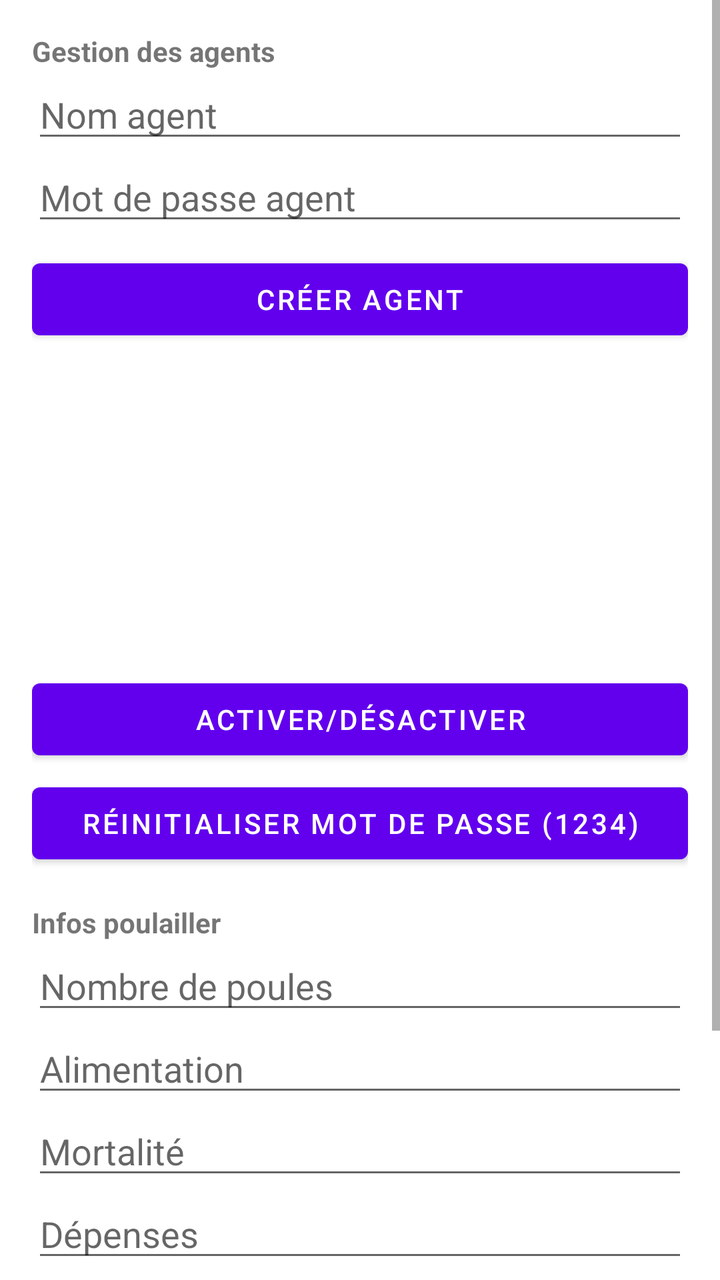
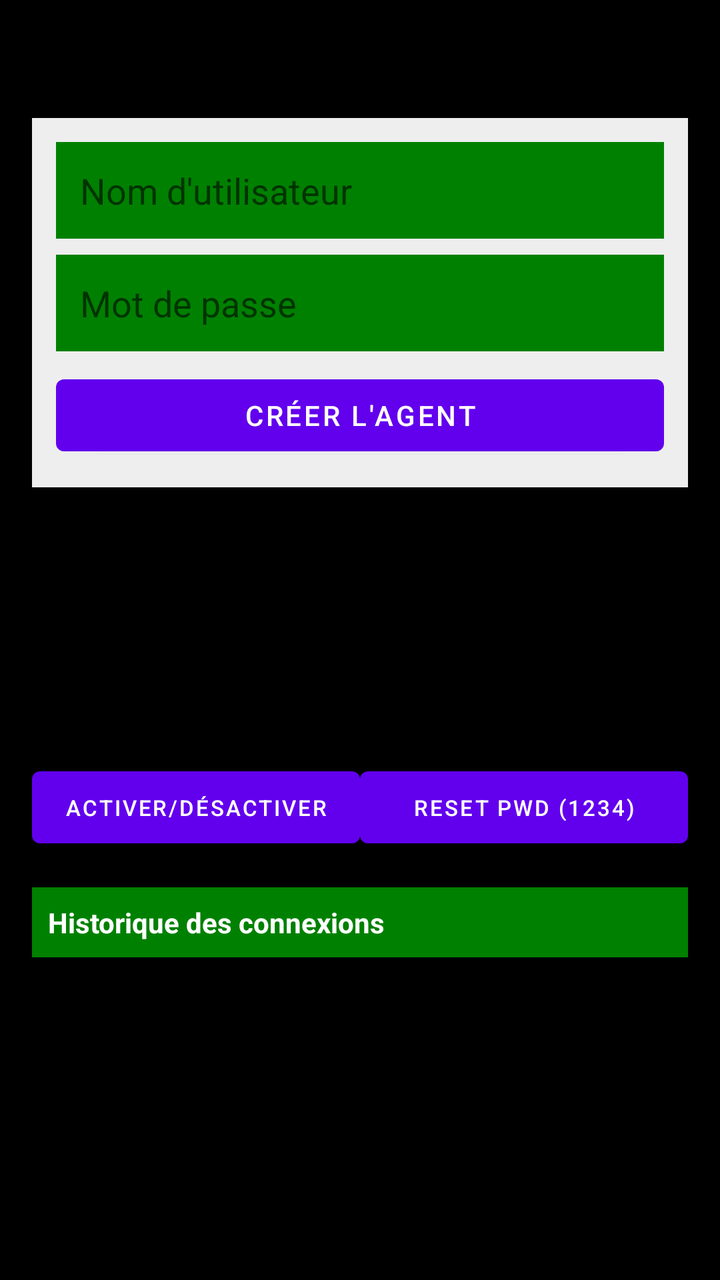

Before-and-after screenshots of an Android layout around one commit, followed by the original layout XML and the change that was made.
<!-- AndroidManifest.xml: application theme Theme.Poulailler_copilot -->
<!-- res/layout/activity_responsable.xml -->
<?xml version="1.0" encoding="utf-8"?>
<ScrollView xmlns:android="http://schemas.android.com/apk/res/android"
    android:layout_width="match_parent"
    android:layout_height="match_parent">

    <LinearLayout
        android:orientation="vertical"
        android:padding="16dp"
        android:layout_width="match_parent"
        android:layout_height="wrap_content">

        <TextView
            android:text="Gestion des agents"
            android:textStyle="bold"
            android:layout_width="wrap_content"
            android:layout_height="wrap_content"/>

        <EditText
            android:id="@+id/etAgentUsername"
            android:hint="Nom agent"
            android:layout_width="match_parent"
            android:layout_height="wrap_content"/>

        <EditText
            android:id="@+id/etAgentPassword"
            android:hint="Mot de passe agent"
            android:inputType="textPassword"
            android:layout_width="match_parent"
            android:layout_height="wrap_content"/>

        <Button
            android:id="@+id/btnCreateAgent"
            android:text="Créer agent"
            android:layout_width="match_parent"
            android:layout_height="wrap_content"
            android:layout_marginTop="8dp"/>

        <ListView
            android:id="@+id/lvAgents"
            android:choiceMode="singleChoice"
            android:layout_width="match_parent"
            android:layout_height="150dp"
            android:layout_marginTop="8dp"/>

        <Button
            android:id="@+id/btnToggleActive"
            android:text="Activer/Désactiver"
            android:layout_width="match_parent"
            android:layout_height="wrap_content"
            android:layout_marginTop="4dp"/>

        <Button
            android:id="@+id/btnResetPassword"
            android:text="Réinitialiser mot de passe (1234)"
            android:layout_width="match_parent"
            android:layout_height="wrap_content"
            android:layout_marginTop="4dp"/>

        <TextView
            android:text="Infos poulailler"
            android:textStyle="bold"
            android:layout_marginTop="16dp"
            android:layout_width="wrap_content"
            android:layout_height="wrap_content"/>

        <EditText
            android:id="@+id/etHensCount"
            android:hint="Nombre de poules"
            android:inputType="number"
            android:layout_width="match_parent"
            android:layout_height="wrap_content"/>

        <EditText
            android:id="@+id/etFeedInfo"
            android:hint="Alimentation"
            android:layout_width="match_parent"
            android:layout_height="wrap_content"/>

        <EditText
            android:id="@+id/etMortality"
            android:hint="Mortalité"
            android:inputType="number"
            android:layout_width="match_parent"
            android:layout_height="wrap_content"/>

        <EditText
            android:id="@+id/etExpenses"
            android:hint="Dépenses"
            android:inputType="numberDecimal"
            android:layout_width="match_parent"
            android:layout_height="wrap_content"/>

        <Button
            android:id="@+id/btnSaveFarmInfo"
            android:text="Enregistrer infos poulailler"
            android:layout_width="match_parent"
            android:layout_height="wrap_content"
            android:layout_marginTop="8dp"/>

        <TextView
            android:id="@+id/tvStats"
            android:text="Total œufs: 0"
            android:textStyle="bold"
            android:layout_marginTop="16dp"
            android:layout_width="wrap_content"
            android:layout_height="wrap_content"/>

        <Button
            android:id="@+id/btnRefreshStats"
            android:text="Rafraîchir stats"
            android:layout_width="match_parent"
            android:layout_height="wrap_content"
            android:layout_marginTop="4dp"/>

    </LinearLayout>
</ScrollView>
<!-- resources referenced by this layout -->
<resources>
  <style name="Theme.Poulailler_copilot" parent="Theme.MaterialComponents.DayNight.NoActionBar">
          
          <item name="colorPrimary">@color/purple_500</item>
          <item name="colorPrimaryVariant">@color/purple_700</item>
          <item name="colorOnPrimary">@color/white</item>
          
          <item name="colorSecondary">@color/teal_200</item>
          <item name="colorSecondaryVariant">@color/teal_700</item>
          <item name="colorOnSecondary">@color/black</item>
          
          <item name="android:statusBarColor">?attr/colorPrimaryVariant</item>
          
      </style>
  <color name="purple_500">#FF6200EE</color>
  <color name="purple_700">#FF3700B3</color>
  <color name="white">#FFFFFFFF</color>
  <color name="teal_200">#FF03DAC5</color>
  <color name="teal_700">#FF018786</color>
  <color name="black">#FF000000</color>
</resources>

<!-- the commit's change to res/layout/activity_responsable.xml (unified diff, before → after) -->
@@ -1,116 +1,107 @@
 <?xml version="1.0" encoding="utf-8"?>
-<ScrollView xmlns:android="http://schemas.android.com/apk/res/android"
+<LinearLayout xmlns:android="http://schemas.android.com/apk/res/android"
     android:layout_width="match_parent"
-    android:layout_height="match_parent">
+    android:layout_height="match_parent"
+    android:orientation="vertical"
+    android:padding="16dp">
 
+    <TextView
+        android:layout_width="wrap_content"
+        android:layout_height="wrap_content"
+        android:text="Gestion des Agents"
+        android:textSize="20sp"
+        android:textStyle="bold"
+        android:layout_marginBottom="16dp"/>
+
+    
     <LinearLayout
+        android:layout_width="match_parent"
+        android:layout_height="wrap_content"
         android:orientation="vertical"
-        android:padding="16dp"
-        android:layout_width="match_parent"
-        android:layout_height="wrap_content">
-
-        <TextView
-            android:text="Gestion des agents"
-            android:textStyle="bold"
-            android:layout_width="wrap_content"
-            android:layout_height="wrap_content"/>
+        android:background="#EEEEEE"
+        android:padding="12dp"
+        android:layout_marginBottom="8dp">
 
         <EditText
             android:id="@+id/etAgentUsername"
-            android:hint="Nom agent"
             android:layout_width="match_parent"
-            android:layout_height="wrap_content"/>
+            android:layout_height="wrap_content"
+            android:hint="Nom d'utilisateur"
+            android:background="#008000"
+            android:padding="12dp"
+            android:textColor="#000000"
+            android:layout_marginBottom="8dp"/>
 
         <EditText
             android:id="@+id/etAgentPassword"
-            android:hint="Mot de passe agent"
+            android:layout_width="match_parent"
+            android:layout_height="wrap_content"
+            android:hint="Mot de passe"
             android:inputType="textPassword"
-            android:layout_width="match_parent"
-            android:layout_height="wrap_content"/>
+            android:background="#008000"
+            android:padding="12dp"
+            android:textColor="#000000"
+            android:layout_marginBottom="8dp"/>
 
         <Button
             android:id="@+id/btnCreateAgent"
-            android:text="Créer agent"
             android:layout_width="match_parent"
             android:layout_height="wrap_content"
-            android:layout_marginTop="8dp"/>
+            android:text="CRÉER L'AGENT" />
+    </LinearLayout>
 
-        <ListView
-            android:id="@+id/lvAgents"
-            android:choiceMode="singleChoice"
-            android:layout_width="match_parent"
-            android:layout_height="150dp"
-            android:layout_marginTop="8dp"/>
+    <ListView
+        android:id="@+id/lvAgents"
+        android:layout_width="match_parent"
+        android:layout_height="120dp"
+        android:layout_marginTop="8dp"
+        android:choiceMode="singleChoice" />
 
+    <LinearLayout
+        android:layout_width="match_parent"
+        android:layout_height="wrap_content"
+        android:orientation="horizontal">
         <Button
             android:id="@+id/btnToggleActive"
+            android:layout_width="0dp"
+            android:layout_height="wrap_content"
+            android:layout_weight="1"
             android:text="Activer/Désactiver"
-            android:layout_width="match_parent"
-            android:layout_height="wrap_content"
-            android:layout_marginTop="4dp"/>
-
+            android:textSize="11sp"/>
         <Button
             android:id="@+id/btnResetPassword"
-            android:text="Réinitialiser mot de passe (1234)"
-            android:layout_width="match_parent"
+            android:layout_width="0dp"
             android:layout_height="wrap_content"
-            android:layout_marginTop="4dp"/>
+            android:layout_weight="1"
+            android:text="Reset PWD (1234)"
+            android:textSize="11sp"/>
+    </LinearLayout>
 
-        <TextView
-            android:text="Infos poulailler"
-            android:textStyle="bold"
-            android:layout_marginTop="16dp"
-            android:layout_width="wrap_content"
-            android:layout_height="wrap_content"/>
+    <TextView
+        android:id="@+id/tvHistoryTitle"
+        android:layout_width="match_parent"
+        android:layout_height="wrap_content"
+        android:text="Historique des connexions"
+        android:textStyle="bold"
+        android:background="#008000"
+        android:textColor="#FFFFFF"
+        android:padding="8dp"
+        android:layout_marginTop="16dp"
+        android:layout_marginBottom="4dp"/>
 
-        <EditText
-            android:id="@+id/etHensCount"
-            android:hint="Nombre de poules"
-            android:inputType="number"
-            android:layout_width="match_parent"
-            android:layout_height="wrap_content"/>
+    <ListView
+        android:id="@+id/lvGlobalHistory"
+        android:layout_width="match_parent"
+        android:layout_height="0dp"
+        android:layout_weight="1" />
 
-        <EditText
-            android:id="@+id/etFeedInfo"
-            android:hint="Alimentation"
-            android:layout_width="match_parent"
-            android:layout_height="wrap_content"/>
+    
+    <View android:id="@+id/btnSaveFarmInfo" android:layout_width="0dp" android:layout_height="0dp" android:visibility="gone"/>
+    <EditText android:id="@+id/etHensCount" android:layout_width="0dp" android:layout_height="0dp" android:visibility="gone"/>
+    <EditText android:id="@+id/etFeedInfo" android:layout_width="0dp" android:layout_height="0dp" android:visibility="gone"/>
+    <EditText android:id="@+id/etMortality" android:layout_width="0dp" android:layout_height="0dp" android:visibility="gone"/>
+    <EditText android:id="@+id/etExpenses" android:layout_width="0dp" android:layout_height="0dp" android:visibility="gone"/>
+    <TextView android:id="@+id/tvStats" android:layout_width="0dp" android:layout_height="0dp" android:visibility="gone"/>
+    <Button android:id="@+id/btnRefreshStats" android:layout_width="0dp" android:layout_height="0dp" android:visibility="gone"/>
 
-        <EditText
-            android:id="@+id/etMortality"
-            android:hint="Mortalité"
-            android:inputType="number"
-            android:layout_width="match_parent"
-            android:layout_height="wrap_content"/>
-
-        <EditText
-            android:id="@+id/etExpenses"
-            android:hint="Dépenses"
-            android:inputType="numberDecimal"
-            android:layout_width="match_parent"
-            android:layout_height="wrap_content"/>
-
-        <Button
-            android:id="@+id/btnSaveFarmInfo"
-            android:text="Enregistrer infos poulailler"
-            android:layout_width="match_parent"
-            android:layout_height="wrap_content"
-            android:layout_marginTop="8dp"/>
-
-        <TextView
-            android:id="@+id/tvStats"
-            android:text="Total œufs: 0"
-            android:textStyle="bold"
-            android:layout_marginTop="16dp"
-            android:layout_width="wrap_content"
-            android:layout_height="wrap_content"/>
-
-        <Button
-            android:id="@+id/btnRefreshStats"
-            android:text="Rafraîchir stats"
-            android:layout_width="match_parent"
-            android:layout_height="wrap_content"
-            android:layout_marginTop="4dp"/>
-
-    </LinearLayout>
-</ScrollView>
+</LinearLayout>
<!-- resource entries referenced after the edit -->
@@ -9,9 +9,12 @@
           <item name="colorSecondary">@color/teal_200</item>
           <item name="colorSecondaryVariant">@color/teal_700</item>
           <item name="colorOnSecondary">@color/black</item>
+  
+          
+          <item name="android:windowBackground">@color/black</item>
+  
           
           <item name="android:statusBarColor">?attr/colorPrimaryVariant</item>
-          
       </style>
   <color name="purple_500">#FF6200EE</color>
   <color name="purple_700">#FF3700B3</color>
